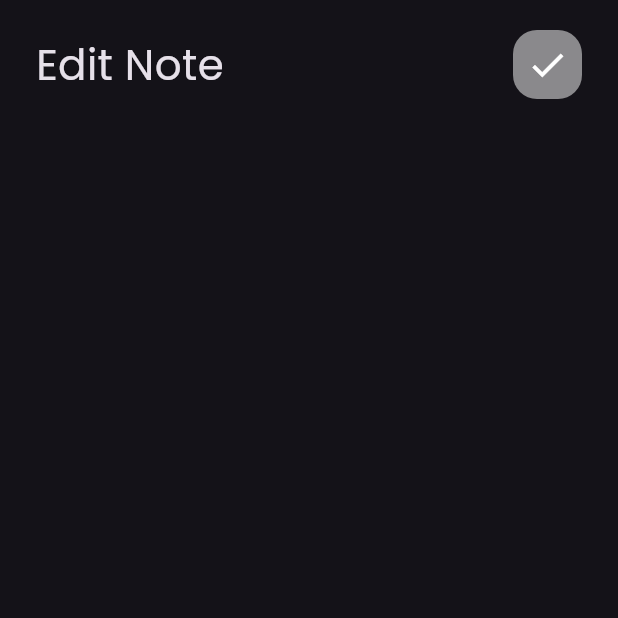
After one commit to Mostafa-ragab-taha/nots_app, a Flutter app: the screen it shows after launch, after a tap on "Flutter Tips", on a phone screen of 412 x 824 dp, the top half of it. The commit adds this screen. Run offline on Flutter 3.47's test engine with Material 3 defaults, Android fonts, the phone set to English and light mode, and no system bars; our stand-ins replace font_awesome_flutter.

Commit message:
add custom appbar to edit note view

```diff
--- /dev/null
+++ b/lib/views/edit_note_view.dart
@@ -0,0 +1,14 @@
+import 'package:flutter/material.dart';
+
+import 'widgets/edit_note_view_body.dart';
+
+class EditNoteView extends StatelessWidget
+{
+  @override
+  Widget build(BuildContext context) {
+    // TODO: implement build
+    return Scaffold(
+      body: EditNoteViewBody(),
+    );
+  }
+}
--- a/lib/views/widgets/custom_app_bar.dart
+++ b/lib/views/widgets/custom_app_bar.dart
@@ -1,18 +1,20 @@
 import 'package:flutter/material.dart';
 
-import 'custom_search_icon.dart';
+import 'custom_icon.dart';
 
 class CustomAppBar extends StatelessWidget {
-  const CustomAppBar();
+  const CustomAppBar({required this.title, required this.icon});
+  final String title;
+  final IconData icon;
   @override
   Widget build(BuildContext context) {
 
     return Row(
       mainAxisAlignment: MainAxisAlignment.spaceBetween,
-      children: const [
-        Text("Notes",style: TextStyle(fontSize: 28,),
+      children:  [
+        Text(title,style: TextStyle(fontSize: 28,),
         ),
-        CustomSearchIcon(),
+        CustomIcon(icon: icon,),
       ],
     );
   }
--- a/lib/views/widgets/custom_search_icon.dart
+++ b/lib/views/widgets/custom_icon.dart
@@ -1,10 +1,11 @@
 import 'package:flutter/material.dart';
 
-class CustomSearchIcon extends StatelessWidget{
-  const CustomSearchIcon();
+class CustomIcon extends StatelessWidget {
+  const CustomIcon({required this.icon}
+  );
+  final IconData icon;
   @override
   Widget build(BuildContext context) {
-
     return Container(
       height: 46,
       width: 46,
@@ -12,8 +13,11 @@ class CustomSearchIcon extends StatelessWidget{
         color: Colors.white.withOpacity(0.5),
         borderRadius: BorderRadius.circular(16),
       ),
-      child: const Center(
-        child: Icon(Icons.search,size: 28,),
+      child:  Center(
+        child: Icon(
+          icon,
+          size: 28,
+        ),
       ),
     );
   }
--- a/lib/views/widgets/custom_note_item.dart
+++ b/lib/views/widgets/custom_note_item.dart
@@ -1,12 +1,21 @@
 import 'package:flutter/material.dart';
 import 'package:font_awesome_flutter/font_awesome_flutter.dart';
+import 'package:nots_app/views/edit_note_view.dart';
 
 class NoteItem extends StatelessWidget {
    NoteItem();
 
   @override
   Widget build(BuildContext context) {
-    return Container(
+    return GestureDetector(
+      onTap: ()
+      {
+        Navigator.push(context, MaterialPageRoute(builder: (context)
+        {
+          return EditNoteView();
+        }));
+      },
+      child: Container(
         padding: EdgeInsets.only(left: 24 ,top: 24 , bottom: 24),
         decoration: BoxDecoration(
           borderRadius: BorderRadius.circular(16),
@@ -55,6 +64,7 @@ class NoteItem extends StatelessWidget {
             ),
           ],
         ),
+      ),
     );
   }
 }
--- /dev/null
+++ b/lib/views/widgets/edit_note_view_body.dart
@@ -0,0 +1,20 @@
+import 'package:flutter/material.dart';
+import 'package:nots_app/views/widgets/custom_app_bar.dart';
+
+class EditNoteViewBody extends StatelessWidget
+{
+  const EditNoteViewBody();
+  @override
+  Widget build(BuildContext context)
+  {
+    return Padding(
+      padding: const EdgeInsets.symmetric(horizontal: 24),
+      child: Column(
+        children: [
+          SizedBox(height: 20,),
+          CustomAppBar(title: "Edit Note",icon: Icons.check,),
+        ],
+      ),
+    );
+  }
+}
--- a/lib/views/widgets/notes_view_body.dart
+++ b/lib/views/widgets/notes_view_body.dart
@@ -14,7 +14,7 @@ class NotesViewBody extends StatelessWidget {
           SizedBox(
             height: 20,
           ),
-          CustomAppBar(),
+          CustomAppBar(title: "Notes",icon: Icons.search,),
 
           Expanded(child: NotesListView()),
 
```
Lines whose indentation alone changed are shown as unchanged.
